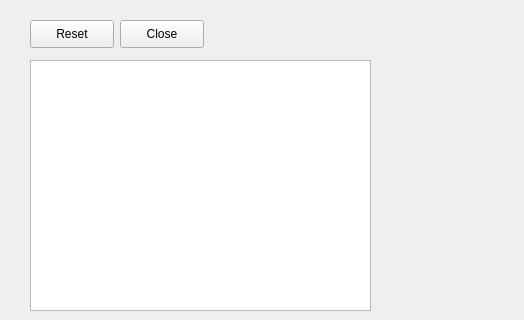
First picture: the form in student/12/path_gui/mainwindow.ui, repository ikarrila/COMP.CS.110_2023, before the edit; both pictures show x 0 to 524 and y 0 to 320 of the 524 by 490 pixel window.
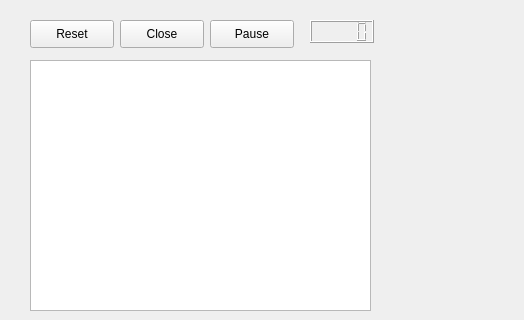
Second picture: the form after the edit.

Commit message: Timer with seconds added

```diff
--- a/student/12/path_gui/mainwindow.ui
+++ b/student/12/path_gui/mainwindow.ui
@@ -50,6 +50,42 @@
      <string>Close</string>
     </property>
    </widget>
+   <widget class="QLabel" name="clickCountLabel">
+    <property name="geometry">
+     <rect>
+      <x>30</x>
+      <y>330</y>
+      <width>63</width>
+      <height>20</height>
+     </rect>
+    </property>
+    <property name="text">
+     <string/>
+    </property>
+   </widget>
+   <widget class="QLCDNumber" name="lcdNumberSeconds">
+    <property name="geometry">
+     <rect>
+      <x>310</x>
+      <y>20</y>
+      <width>64</width>
+      <height>23</height>
+     </rect>
+    </property>
+   </widget>
+   <widget class="QPushButton" name="pauseButton">
+    <property name="geometry">
+     <rect>
+      <x>210</x>
+      <y>20</y>
+      <width>84</width>
+      <height>28</height>
+     </rect>
+    </property>
+    <property name="text">
+     <string>Pause</string>
+    </property>
+   </widget>
   </widget>
   <widget class="QMenuBar" name="menubar">
    <property name="geometry">
```
The commit also changes 2 other files.
